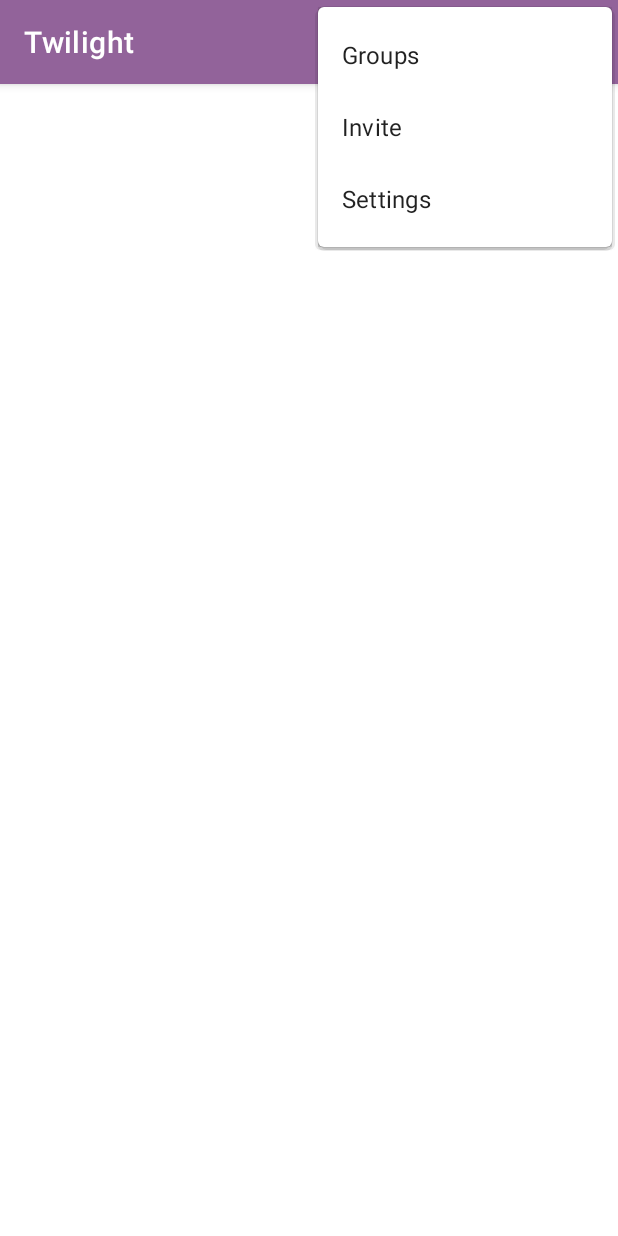
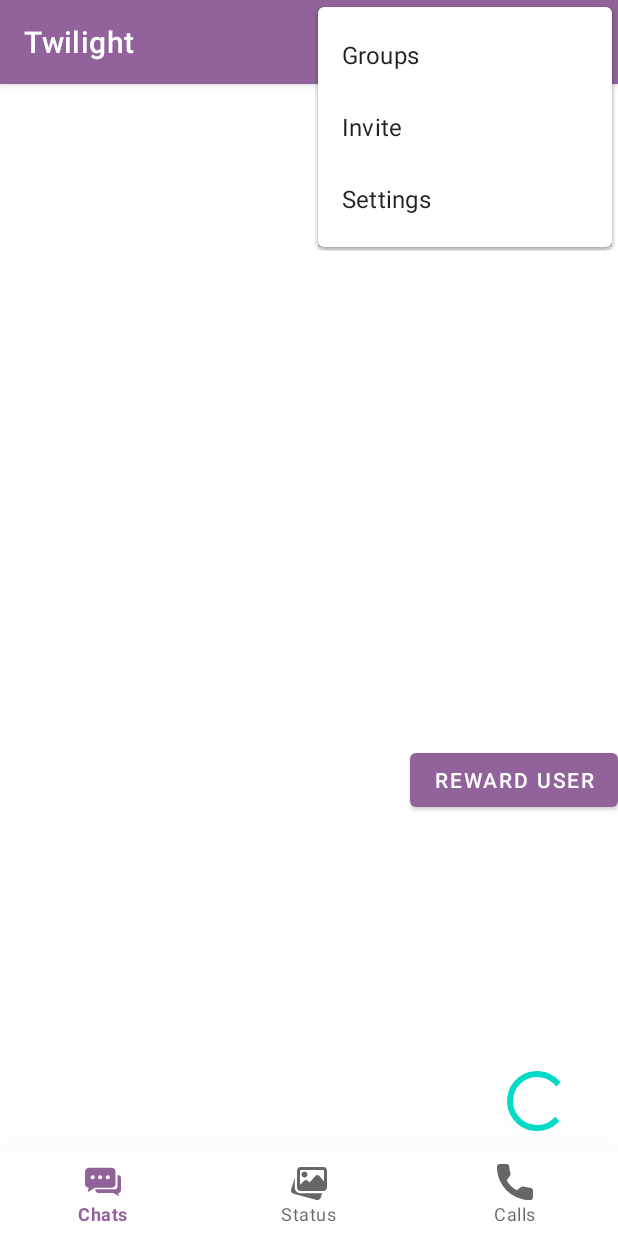
Before and after one commit to curiouscurrent/Coffee, an Android app: the screen it shows after launch once a user with an empty profile is signed in (MainActivity), with the options menu open, on a phone screen of 412 x 824 dp. Run offline under Robolectric (Android 15) with nearby library versions, the phone set to English and light mode, and no system bars; our stand-ins replace Firebase (no records; nobody signed in at launch, a user with empty details on screens opened directly); 1 statement that could not run was skipped.

```diff
--- a/app/src/main/java/com/anusha/coffee/Activities/MainActivity.java
+++ b/app/src/main/java/com/anusha/coffee/Activities/MainActivity.java
@@ -1,24 +1,37 @@
 package com.anusha.coffee.Activities;
+
+import com.anusha.coffee.Adapters.BadgeManager;
+import com.anusha.coffee.Adapters.Gamification;
 
 import androidx.annotation.NonNull;
 import androidx.appcompat.app.AppCompatActivity;
 
+import android.content.Intent;
 import android.os.Bundle;
+import android.os.Handler;
+import android.provider.Settings;
+import android.util.Log;
 import android.view.Menu;
 import android.view.MenuItem;
+import android.view.View;
+import android.widget.Button;
+import android.widget.ImageButton;
+import android.widget.ProgressBar;
 import android.widget.Toast;
 
-import com.anusha.coffee.Adapters.CustomArFragment;
+//import com.anusha.coffee.Adapters.CustomArFragment;
+import com.anusha.coffee.Adapters.GamificationListener;
+import com.anusha.coffee.Models.Message1;
 import com.anusha.coffee.R;
 import com.anusha.coffee.Models.User;
 import com.anusha.coffee.Adapters.UsersAdapter;
 import com.anusha.coffee.databinding.ActivityMainBinding;
-import com.google.ar.core.AugmentedFace;
-import com.google.ar.core.Frame;
-import com.google.ar.sceneform.rendering.ModelRenderable;
-import com.google.ar.sceneform.rendering.Renderable;
-import com.google.ar.sceneform.rendering.Texture;
-import com.google.ar.sceneform.ux.AugmentedFaceNode;
+//import com.google.ar.core.AugmentedFace;
+//import com.google.ar.core.Frame;
+//import com.google.ar.sceneform.rendering.ModelRenderable;
+//import com.google.ar.sceneform.rendering.Renderable;
+//import com.google.ar.sceneform.rendering.Texture;
+//import com.google.ar.sceneform.ux.AugmentedFaceNode;
 import com.google.firebase.database.DataSnapshot;
 import com.google.firebase.database.DatabaseError;
 import com.google.firebase.database.FirebaseDatabase;
@@ -27,17 +40,31 @@ import com.google.firebase.database.ValueEventListener;
 
 import java.util.ArrayList;
 import java.util.Collection;
+import java.util.List;
 
-public class MainActivity extends AppCompatActivity {
+public class MainActivity extends AppCompatActivity implements GamificationListener {
+//progressbar
+    private ProgressBar progressBar;
+    private int progressStatus = 0;
+    private Handler handler = new Handler();
+//end
 
-    private ModelRenderable modelRenderable;
-    private Texture texture;
-    private  boolean isAdded = false;
+    //gamification
+    private Gamification gamification;
+
+
 
     ActivityMainBinding binding;
     FirebaseDatabase database;
     ArrayList<User> users;
     UsersAdapter usersAdapter;
+
+    ImageButton imageButton;
+
+
+
+
+
 
     @Override
     protected void onCreate(Bundle savedInstanceState) {
@@ -45,44 +72,58 @@ public class MainActivity extends AppCompatActivity {
         binding = ActivityMainBinding.inflate(getLayoutInflater());
         setContentView(binding.getRoot());
 
-        CustomArFragment customArFragment = (CustomArFragment) getSupportFragmentManager().findFragmentById(R.id.arFragment);
-        ModelRenderable.builder()
-                .setSource(this,R.raw.fox_face)
-                .build()
-                .thenAccept(renderable -> {
-                    modelRenderable = renderable;
-                    modelRenderable.setShadowCaster(false);
-                    modelRenderable.setShadowReceiver(false);
+        //progressbar
+        progressBar = (ProgressBar) findViewById(R.id.progressBar);
+        // Start long running operation in a background thread
+        new Thread(new Runnable() {
+            public void run() {
+                while (progressStatus < 600) {
+                    progressStatus += 1;
 
-                        });
+                    // Update the progress bar and display the current value in the text view
+                    handler.post(new Runnable() {
+                        public void run() {
+                            progressBar.setProgress(progressStatus);
+                        }
+                    });
 
-        Texture.builder()
-                .setSource(this,R.drawable.fox_face_mesh_texture)
-                .build()
-                .thenAccept(texture -> this.texture = texture);
+                    try {
+                        // Sleep for 1000 milliseconds.
+                        Thread.sleep(1000);
+                    } catch (InterruptedException e) {
+                        e.printStackTrace();
+                    }
+                }
 
-        customArFragment.getArSceneView().setCameraStreamRenderPriority(Renderable.RENDER_PRIORITY_FIRST);
-        customArFragment.getArSceneView().getScene().addOnUpdateListener(frameTime -> {
+                // Close the application after the progress bar reaches 100%
 
-            if(modelRenderable == null || texture == null)
-                return;;
+                finish();
+            }
+        }).start();
+    //for usage stats
+        Intent intent = new Intent(Settings.ACTION_USAGE_ACCESS_SETTINGS);
+        startActivity(intent);
+// end
+        //gamification
+        // Initialize Gamification class
+        gamification = new Gamification(this);
 
-            Frame frame = customArFragment.getArSceneView().getArFrame();
-
-            Collection<AugmentedFace> augmentedFaces = frame.getUpdatedTrackables(AugmentedFace.class);
-
-            for(AugmentedFace augmentedFace : augmentedFaces) {
-                if(isAdded)
-                    return;
-
-                AugmentedFaceNode augmentedFaceNode = new AugmentedFaceNode(augmentedFace);
-                augmentedFaceNode.setParent(customArFragment.getArSceneView().getScene());
-                augmentedFaceNode.setFaceRegionsRenderable(modelRenderable);
-                augmentedFaceNode.setFaceMeshTexture(texture);
-
-                isAdded = true;
+        Button rewardButton = findViewById(R.id.reward_button);
+        binding.rewardButton.setOnClickListener(new View.OnClickListener() {
+            @Override
+            public void onClick(View view) {
+                gamification.rewardUser("user123", 10);
             }
         });
+
+        // Call rewardUser() method to reward the user
+
+
+
+
+        //end
+
+
 
         database = FirebaseDatabase.getInstance();
         users = new ArrayList<>();
@@ -106,17 +147,24 @@ public class MainActivity extends AppCompatActivity {
 
             }
         });
+
+
     }
+
+
 
     @Override
     public boolean onOptionsItemSelected(@NonNull MenuItem item) {
-        switch (item.getItemId())
-        {
-            case R.id.search:
-                Toast.makeText(this, "Search clicked...", Toast.LENGTH_SHORT).show();
-            case R.id.settings:
-                Toast.makeText(this, "Settings clicked...", Toast.LENGTH_SHORT).show();
-        }
+       int id = item.getItemId();
+       if(id == R.id.search)
+       {
+           Intent intent = new Intent(MainActivity.this,ChatgptActivity.class);
+           //Testing GamificationActivity.java
+//           Intent intent = new Intent(MainActivity.this,GamificationActivity.class);
+
+           startActivity(intent);
+           return true;
+       }
         return super.onOptionsItemSelected(item);
     }
 
@@ -126,4 +174,30 @@ public class MainActivity extends AppCompatActivity {
         return super.onCreateOptionsMenu(menu);
     }
 
+
+    @Override
+    public void onRewardUser(String userId, long appUsage) {
+
+        String badgeId = "badge001"; // or any other badge ID that you want to award
+        gamification.awardBadge(userId,badgeId);
+        Log.d("MainActivity", "User " + userId + " rewarded with " + appUsage + " app usage.");
+
+        // Check if the user has earned a badge
+        BadgeManager badgeManager = new BadgeManager(this);
+        String badge = badgeManager.checkForBadge(userId, appUsage);
+        if (badge != null) {
+            // Show a toast message to the user
+            String message = "Congratulations! You have earned the " + badge + " badge. Keep it up and try to reduce your app usage to earn even more reward points.";
+            Toast.makeText(this, message, Toast.LENGTH_LONG).show();
+        }
+    }
+
+    @Override
+    public void onAwardBadge(String userId, String badgeId) {
+
+
+        // Implement your own logic here when a user is awarded a badge
+        Log.d("MainActivity", "User " + userId + " awarded badge " + badgeId);
+
+    }
 }
--- a/app/src/main/java/com/anusha/coffee/Adapters/UsersAdapter.java
+++ b/app/src/main/java/com/anusha/coffee/Adapters/UsersAdapter.java
@@ -51,6 +51,8 @@ public class UsersAdapter extends RecyclerView.Adapter<UsersAdapter.UsersViewHol
                 context.startActivity(intent);
             }
         });
+
+
     }
 
     @Override
@@ -68,4 +70,6 @@ public class UsersAdapter extends RecyclerView.Adapter<UsersAdapter.UsersViewHol
             binding = RowConversationBinding.bind(itemView);
         }
     }
+
+
 }
--- a/app/src/main/res/layout/activity_main.xml
+++ b/app/src/main/res/layout/activity_main.xml
@@ -6,12 +6,6 @@
     android:layout_height="match_parent"
     tools:context=".Activities.MainActivity">
 
-    <fragment android:name="com.google.ar.sceneform.ux.ArFragment"
-        android:id="@+id/ux_fragment"
-        android:layout_width="match_parent"
-        android:layout_height="match_parent"
-        tools:layout="@layout/sceneform_ux_fragment_layout"/>
-
 
     <com.google.android.material.bottomnavigation.BottomNavigationView
         android:id="@+id/bottomNavigationView"
@@ -19,8 +13,10 @@
         android:layout_height="wrap_content"
         app:elevation="50dp"
         app:layout_constraintBottom_toBottomOf="parent"
-        app:menu="@menu/menu" />
+        app:menu="@menu/menu">
 
+
+    </com.google.android.material.bottomnavigation.BottomNavigationView>
 
 
     <androidx.recyclerview.widget.RecyclerView
@@ -30,11 +26,37 @@
         app:layoutManager="androidx.recyclerview.widget.LinearLayoutManager"
         app:layout_constraintBottom_toTopOf="@+id/bottomNavigationView"
         app:layout_constraintEnd_toEndOf="parent"
+        app:layout_constraintHorizontal_bias="0.0"
         app:layout_constraintStart_toStartOf="parent"
         app:layout_constraintTop_toTopOf="parent"
         tools:listitem="@layout/row_conversation" />
 
+    <ProgressBar
+        android:id="@+id/progressBar"
+        android:layout_width="76dp"
+        android:layout_height="48dp"
+        android:layout_margin="10dp"
+        android:layout_marginStart="326dp"
+        android:layout_marginEnd="325dp"
+        android:layout_marginBottom="8dp"
+        android:max="100"
+        android:progress="0"
+        app:layout_constraintBottom_toBottomOf="@+id/recyclerView"
+        app:layout_constraintEnd_toEndOf="parent"
+        app:layout_constraintHorizontal_bias="0.981"
+        app:layout_constraintStart_toStartOf="parent" />
 
+    <Button
+        android:id="@+id/reward_button"
+        android:layout_width="wrap_content"
+        android:layout_height="wrap_content"
+        android:layout_marginBottom="280dp"
+        android:onClick="rewardUser"
+        android:text="Reward User"
+        app:layout_constraintBottom_toBottomOf="parent"
+        app:layout_constraintEnd_toEndOf="parent"
+        app:layout_constraintHorizontal_bias="1.0"
+        app:layout_constraintStart_toStartOf="parent" />
 
 
 </androidx.constraintlayout.widget.ConstraintLayout>
```
Also changed, not shown: app/build.gradle (+12 -0 lines), app/src/main/AndroidManifest.xml (+29 -9 lines).
